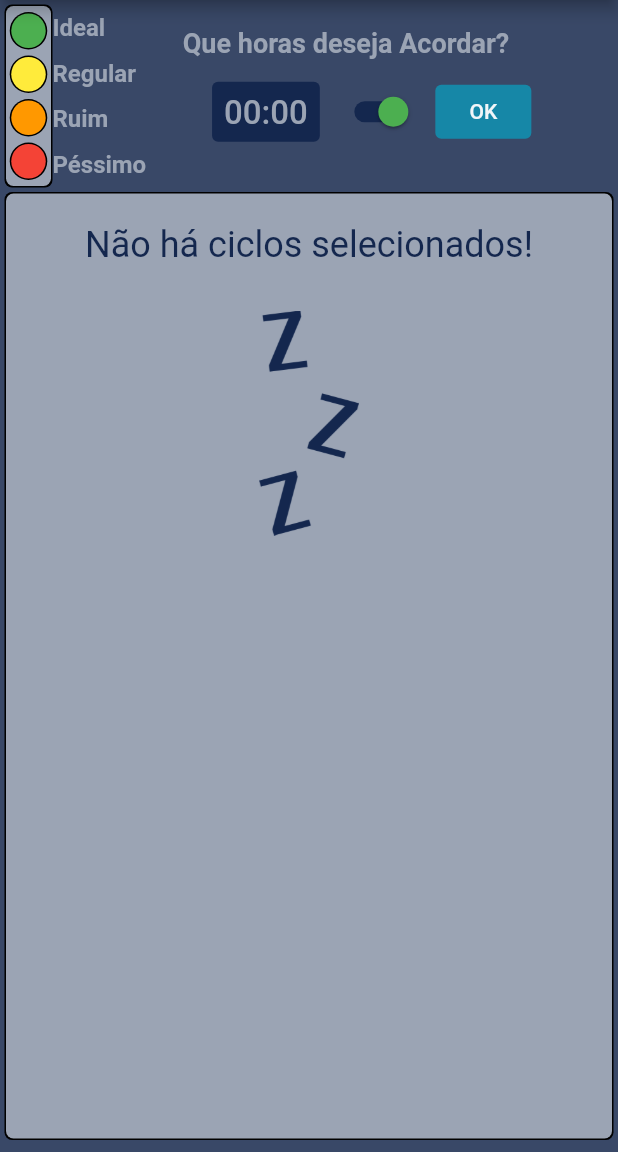
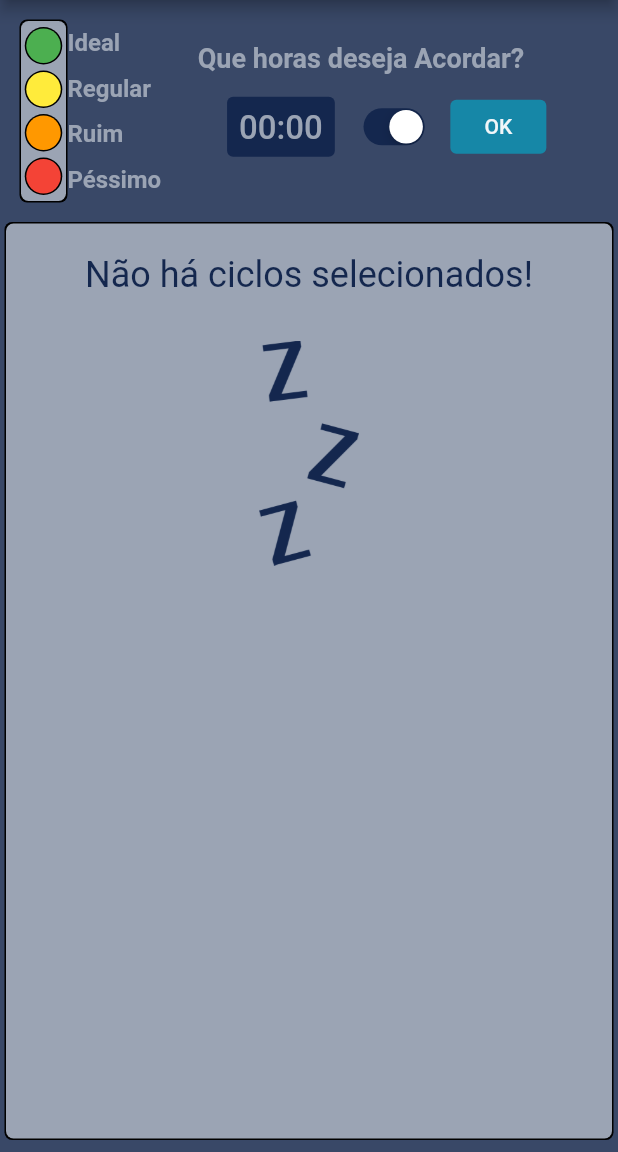
Before and after one commit to joelysondavid/SleepTime, a Flutter app: the screen it shows after launch, on a phone screen of 412 x 824 dp, the part 84-1236 px from its top. Run offline on Flutter 3.47's test engine with Material 2 defaults, Android fonts, the phone set to English and light mode, and no system bars; our stand-ins replace mask_text_input_formatter.

Commit message:
Mudança de switch para cupertino switch com escala reduzida para melhorias visuais

```diff
--- a/lib/utils/app_colors.dart
+++ b/lib/utils/app_colors.dart
@@ -1,13 +1,13 @@
 import 'package:flutter/material.dart';
 
 class AppColors {
-  static final PRIMARY_COLOR = Color(0xFFF1F6F9);
-  static final SECOND_COLOR = Color(0xFF9BA4B4);
-  static final SWITCH_COLOR = Color(0xFF1687A7);
-  static final BACKGROUND_COLOR = Color(0xFF394867);
-  static final BACKGROUND_CARD_COLOR = Color(0xFF14274E);
-  static final BACKGROUND_IDEAL_COLOR = Color(0xFF32CD32);
-  static final BACKGROUND_REGULAR_COLOR = Color(0xFFFFFF00);
-  static final BACKGROUND_BAD_COLOR = Color(0xFFFFA500);
-  static final BACKGROUND_TERRIBLE_COLOR = Color(0xFFFF0000);
+  static const PRIMARY_COLOR = Color(0xFFF1F6F9);
+  static const SECOND_COLOR = Color(0xFF9BA4B4);
+  static const SWITCH_COLOR = Color(0xFF1687A7);
+  static const BACKGROUND_COLOR = Color(0xFF394867);
+  static const BACKGROUND_CARD_COLOR = Color(0xFF14274E);
+  static const BACKGROUND_IDEAL_COLOR = Color(0xFF32CD32);
+  static const BACKGROUND_REGULAR_COLOR = Color(0xFFFFFF00);
+  static const BACKGROUND_BAD_COLOR = Color(0xFFFFA500);
+  static const BACKGROUND_TERRIBLE_COLOR = Color(0xFFFF0000);
 }
--- a/lib/widgets/sleep_time_bar.dart
+++ b/lib/widgets/sleep_time_bar.dart
@@ -1,3 +1,4 @@
+import 'package:flutter/cupertino.dart';
 import 'package:flutter/material.dart';
 
 //utils
@@ -35,6 +36,7 @@ class _SleepTimeBarState extends State<SleepTimeBar> {
   Widget build(BuildContext context) {
     return LayoutBuilder(builder: (ctx, constraints) {
       return Container(
+        margin: EdgeInsets.all(10),
         child: Row(
           children: <Widget>[
             Container(
@@ -172,7 +174,8 @@ class _SleepTimeBarState extends State<SleepTimeBar> {
                           child: TextButton(
                             onPressed: () => _openHours(context),
                             style: TextButton.styleFrom(
-                                backgroundColor: AppColors.BACKGROUND_CARD_COLOR),
+                                backgroundColor:
+                                    AppColors.BACKGROUND_CARD_COLOR),
                             child: Text(
                               _selectedHours != null
                                   ? _selectedHours.format(context)
@@ -187,14 +190,17 @@ class _SleepTimeBarState extends State<SleepTimeBar> {
                         ),
                       ),
                       Center(
-                        child: Switch(
-                          onChanged: (_) {
-                            widget._sleepWakeup();
-                            widget._calculate(_selectedHours);
-                          },
-                          value: widget.isWakeup,
-                          activeTrackColor: AppColors.BACKGROUND_CARD_COLOR,
-                          activeColor: Colors.green,
+                        child: Transform.scale(
+                          scale: 0.8,
+                          child: CupertinoSwitch(
+                            onChanged: (_) {
+                              widget._sleepWakeup();
+                              widget._calculate(_selectedHours);
+                            },
+                            value: widget.isWakeup,
+                            activeColor: AppColors.BACKGROUND_CARD_COLOR,
+                            trackColor: AppColors.SWITCH_COLOR,
+                          ),
                         ),
                       ),
                       ButtonBar(
```
